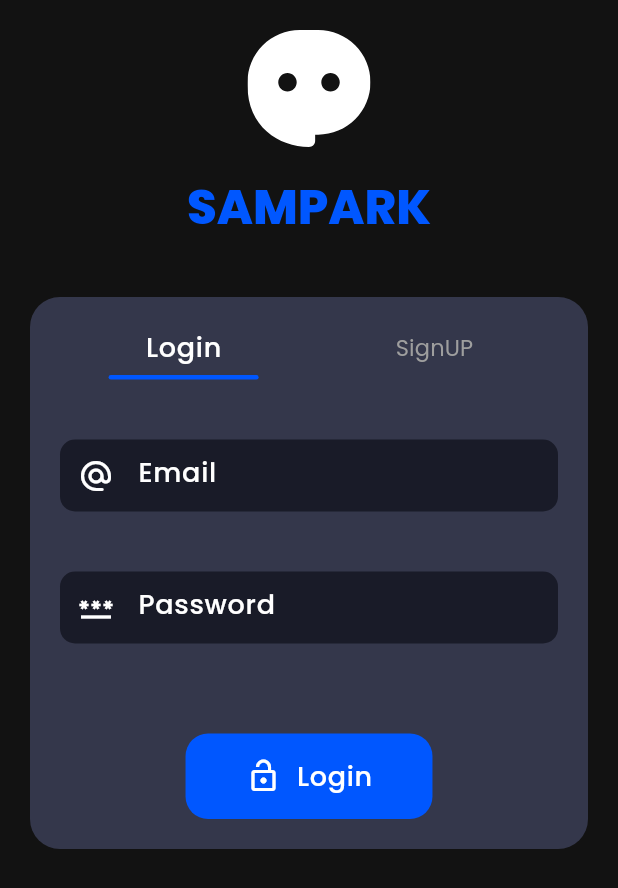
After one commit to bharatsingh469/simple_chat_app_flutter, a Flutter app: the AuthPage screen opened by its route, after a tap on "Login", on a phone screen of 412 x 824 dp. The commit adds this screen. Shown: the top 888 px of the screen. Run offline on Flutter 3.47's test engine with Material 3 defaults, Android fonts, the phone set to English and light mode, and no system bars; our stand-ins replace flutter_svg, fluttertoast, get, slide_to_act.

Commit message:
Login Ui Completed

```diff
--- a/lib/Config/PagePath.dart
+++ b/lib/Config/PagePath.dart
@@ -0,0 +1,31 @@
+import 'package:chat_app/Pages/Auth/AuthPage.dart';
+import 'package:get/get.dart';
+
+var pagePath = [
+  GetPage(
+    name: "/authPage",
+    page: () => AuthPage(),
+    transition: Transition.rightToLeft,
+  ),
+  //  GetPage(
+  //   name: "/homePage",
+  //   page: () => HomePage(),
+  //   transition: Transition.rightToLeft,
+  // ),
+
+  // GetPage(
+  //   name: "/profilePage",
+  //   page: () => ProfilePage(),
+  //   transition: Transition.rightToLeft,
+  // ),
+  // GetPage(
+  //   name: "/contactPage",
+  //   page: () => ContactPage(),
+  //   transition: Transition.rightToLeft,
+  // ),
+  // GetPage(
+  //   name: "/updateProfilePage",
+  //   page: () => UserUpdateProfile(),
+  //   transition: Transition.rightToLeft,
+  // ),
+];
--- /dev/null
+++ b/lib/Pages/Auth/AuthPage.dart
@@ -0,0 +1,29 @@
+import 'package:chat_app/Pages/Auth/Widgets/AuthPageBody.dart';
+import 'package:chat_app/Pages/Welcome/Widgets/WelcomeHeading.dart';
+import 'package:flutter/material.dart';
+
+class AuthPage extends StatelessWidget {
+  const AuthPage({super.key});
+
+  @override
+  Widget build(BuildContext context) {
+    return const Scaffold(
+      body: SafeArea(
+        child: Padding(
+          padding: EdgeInsets.all(20),
+          child: SingleChildScrollView(
+            child: Column(
+              children: [
+                WelcomeHeading(),
+                SizedBox(
+                  height: 40,
+                ),
+               AuthPageBody(),
+              ],
+            ),
+          ),
+        ),
+      ),
+    );
+  }
+}
--- /dev/null
+++ b/lib/Pages/Auth/Widgets/AuthPageBody.dart
@@ -0,0 +1,103 @@
+import 'package:chat_app/Pages/Auth/Widgets/LoginForm.dart';
+import 'package:chat_app/Pages/Auth/Widgets/SignupForm.dart';
+//import 'package:chat_app/Pages/Welcome/Auth/Widgets/LoginForm.dart';
+import 'package:flutter/material.dart';
+import 'package:get/get.dart';
+
+
+class AuthPageBody extends StatelessWidget {
+  const AuthPageBody({super.key});
+
+  @override
+  Widget build(BuildContext context) {
+    RxBool isLogin = false.obs;
+    return Container(
+      padding: EdgeInsets.all(20),
+     //  height: 400,
+      decoration: BoxDecoration(
+        borderRadius: BorderRadius.circular(20),
+        color: Theme.of(context).colorScheme.primaryContainer,
+      ),
+      child: Row(
+        children: [
+          Expanded(
+            child: Column(
+              children: [
+                Obx(
+                  () => Row(
+                    mainAxisAlignment: MainAxisAlignment.spaceBetween,
+                    children: [
+                      InkWell(
+                        onTap: () {
+                          isLogin.value = true;
+                        },
+                        child: Container(
+                          width: MediaQuery.sizeOf(context).width / 2.5,
+                          child: Column(
+                            children: [
+                              Text(
+                                "Login",
+                                style: isLogin.value
+                                    ? Theme.of(context).textTheme.bodyLarge
+                                    : Theme.of(context).textTheme.labelLarge,
+                              ),
+                              SizedBox(
+                                height: 5,
+                              ),
+                              AnimatedContainer(
+                                duration: Duration(milliseconds: 200),
+                                width: isLogin.value ? 100 : 0,
+                                height: 3,
+                                decoration: BoxDecoration(
+                                  borderRadius: BorderRadius.circular(100),
+                                  color: Theme.of(context).colorScheme.primary,
+                                ),
+                              ),
+                            ],
+                          ),
+                        ),
+                      ),
+                      InkWell(
+                        onTap: () {
+                          isLogin.value = false;
+                        },
+                        child: Container(
+                          width: MediaQuery.sizeOf(context).width / 2.5,
+                          child: Column(
+                            children: [
+                              Text(
+                                "SignUP",
+                                style: isLogin.value
+                                    ? Theme.of(context).textTheme.labelLarge
+                                    : Theme.of(context).textTheme.bodyLarge,
+                              ),
+                              SizedBox(
+                                height: 5,
+                              ),
+                              AnimatedContainer(
+                                duration: Duration(milliseconds: 200),
+                                width: isLogin.value ? 0 : 100,
+                                height: 3,
+                                decoration: BoxDecoration(
+                                  borderRadius: BorderRadius.circular(100),
+                                  color: Theme.of(context).colorScheme.primary,
+                                ),
+                              ),
+                            ],
+                          ),
+                        ),
+                      ),
+                    ],
+                  ),
+                ),
+                //show login && signup form
+                Obx( () => isLogin.value ? LoginForm() : SignUpForm() ),
+
+              ],
+            ),
+          ),
+        ],
+      ),
+    );
+  }
+}
--- /dev/null
+++ b/lib/Pages/Auth/Widgets/LoginForm.dart
@@ -0,0 +1,40 @@
+import 'package:chat_app/Widget/PrimaryButton.dart';
+import 'package:flutter/material.dart';
+
+class LoginForm extends StatelessWidget {
+  const LoginForm({super.key});
+
+  @override
+  Widget build(BuildContext context) {
+    return Column(
+      children: [
+       const SizedBox(height: 40,),
+       const TextField(
+          decoration: InputDecoration(
+            hintText: "Email",
+            prefixIcon: Icon(Icons.alternate_email_rounded),
+          ),
+        ),
+       const SizedBox(
+          height: 40,
+        ),
+        const TextField(
+          decoration: InputDecoration(
+            hintText: "Password",
+            prefixIcon: Icon(Icons.password_outlined),
+          ),
+        ),
+        const SizedBox(
+          height: 60,
+        ),
+        Row(
+          mainAxisAlignment: MainAxisAlignment.center,
+          children: [
+            PrimaryButton(
+                btnName: "Login", icon: Icons.lock_open_outlined, ontap: () {}),
+          ],
+        ),
+      ],
+    );
+  }
+}
--- /dev/null
+++ b/lib/Pages/Auth/Widgets/SignupForm.dart
@@ -0,0 +1,47 @@
+import 'package:chat_app/Widget/PrimaryButton.dart';
+import 'package:flutter/material.dart';
+
+class SignUpForm extends StatelessWidget {
+  const SignUpForm({super.key});
+
+  @override
+  Widget build(BuildContext context) {
+     return  Column(
+      children: [
+       const SizedBox(height: 40,),
+        const TextField(
+          decoration: InputDecoration(
+            hintText: "Full Name",
+            prefixIcon: Icon(Icons.person ),
+          ),
+        ),
+       const  SizedBox(height: 40,),
+        const TextField(
+          decoration: InputDecoration(
+            hintText: "Email",
+            prefixIcon: Icon(Icons.alternate_email_rounded),
+          ),
+        ),
+        const SizedBox(
+          height: 40,
+        ),
+       const TextField(
+          decoration: InputDecoration(
+            hintText: "Password",
+            prefixIcon: Icon(Icons.password_outlined),
+          ),
+        ),
+       const SizedBox(
+          height: 60,
+        ),
+        Row(
+          mainAxisAlignment: MainAxisAlignment.center,
+          children: [
+            PrimaryButton(
+                btnName: "SIGNUP", icon: Icons.lock_open_outlined, ontap: () {}),
+          ],
+        ),
+      ],
+    );
+  }
+}
--- a/lib/Pages/Welcome/Widgets/WelcomeFooterButton.dart
+++ b/lib/Pages/Welcome/Widgets/WelcomeFooterButton.dart
@@ -2,6 +2,7 @@ import 'package:chat_app/Config/Images.dart';
 import 'package:chat_app/Config/Strings.dart';
 import 'package:flutter/material.dart';
 import 'package:flutter_svg/svg.dart';
+import 'package:get/get.dart';
 import 'package:slide_to_act/slide_to_act.dart';
 
 class WelcomeFooterbutton extends StatelessWidget {
@@ -11,7 +12,7 @@ class WelcomeFooterbutton extends StatelessWidget {
   Widget build(BuildContext context) {
     return SlideAction(
       onSubmit: () {
-      //  Get.offAllNamed("/authPage");
+      Get.offAllNamed("/authPage");
       },
       sliderButtonIcon: Container(
         width: 25,
--- a/lib/Pages/Welcome/Widgets/WelcomeHeading.dart
+++ b/lib/Pages/Welcome/Widgets/WelcomeHeading.dart
@@ -19,7 +19,7 @@ class WelcomeHeading extends StatelessWidget {
             ),
           ],
         ),
-        SizedBox(height: 20),
+       const SizedBox(height: 20),
         Text(
           AppString.appName,
           style: Theme.of(context).textTheme.headlineLarge?.copyWith(),
--- /dev/null
+++ b/lib/Widget/PrimaryButton.dart
@@ -0,0 +1,39 @@
+import 'package:flutter/material.dart';
+
+class PrimaryButton extends StatelessWidget {
+  final String btnName;
+  final IconData icon;
+  final VoidCallback ontap;
+  const PrimaryButton(
+      {super.key,
+      required this.btnName,
+      required this.icon,
+      required this.ontap});
+
+  @override
+  Widget build(BuildContext context) {
+    return InkWell(
+      splashColor: Colors.transparent,
+      highlightColor: Colors.transparent,
+      onTap: ontap,
+      child: Container(
+        padding: const EdgeInsets.symmetric(horizontal: 40, vertical: 15),
+        decoration: BoxDecoration(
+          borderRadius: BorderRadius.circular(15),
+          color: Theme.of(context).colorScheme.primary,
+        ),
+        child: Row(
+          mainAxisAlignment: MainAxisAlignment.center,
+          children: [
+            Icon(icon),
+           const SizedBox(width: 10),
+            Text(
+              btnName,
+              style: Theme.of(context).textTheme.bodyLarge,
+            ),
+          ],
+        ),
+      ),
+    );
+  }
+}
--- a/lib/main.dart
+++ b/lib/main.dart
@@ -1,6 +1,8 @@
+import 'package:chat_app/Config/PagePath.dart';
 import 'package:chat_app/Config/Themes.dart';
 import 'package:chat_app/Pages/Welcome/WelcomePage.dart';
 import 'package:chat_app/Pages/splashPage.dart';
+import 'package:get/get.dart';
 import 'package:flutter/material.dart';
 
 void main() {
@@ -13,9 +15,10 @@ class MyApp extends StatelessWidget {
 
   @override
   Widget build(BuildContext context) {
-    return MaterialApp(
+    return GetMaterialApp(
       title: 'SAMPARK',
        theme: lightTheme,
+       getPages: pagePath,
        darkTheme: darkTheme,
       themeMode: ThemeMode.dark,
       home: const WelcomePage(),
```
Also changed, not shown: lib/Pages/Auth/ForgotPassword.dart (added).
